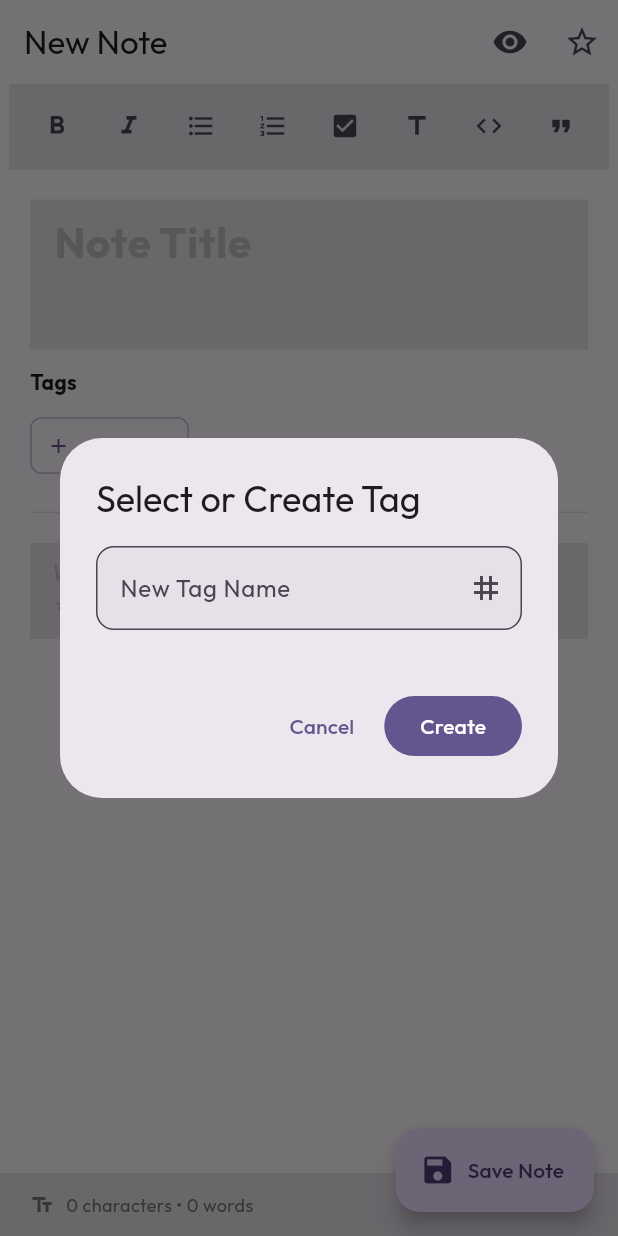
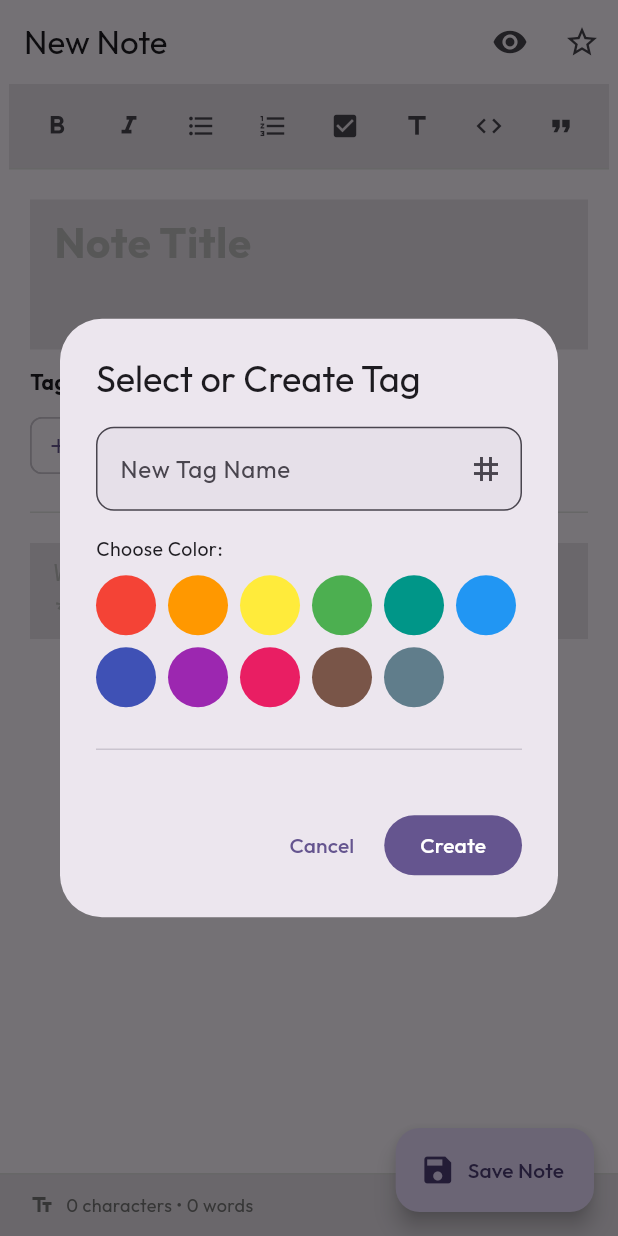
Before and after one commit to Mrtracker-new/LinkNest, a Flutter app: the NoteEditorScreen screen opened by its route, after a tap on "Add Tag", on a phone screen of 412 x 824 dp. Run offline on Flutter 3.47's test engine with Material 3 defaults, Android fonts, the phone set to English and light mode, and no system bars; our stand-ins replace drift, file_picker, flutter_animate, flutter_markdown, flutter_riverpod, go_router and 5 more; missing offline and left inert: sqlite3; accounts and stored records are empty; generated files the repository leaves out were written again.

Commit message:
Give tags a makeover with fancy color picker - now with 11 shades of awesome

```diff
--- a/lib/presentation/common/tag_selector.dart
+++ b/lib/presentation/common/tag_selector.dart
@@ -1,5 +1,6 @@
 import 'package:flutter/material.dart';
 import 'package:flutter_riverpod/flutter_riverpod.dart';
+import 'package:linknest/core/constants/app_constants.dart';
 import 'package:linknest/domain/entities/item.dart';
 import 'package:linknest/presentation/providers/providers.dart';
 import 'package:uuid/uuid.dart';
@@ -20,6 +21,20 @@ class TagSelector extends ConsumerStatefulWidget {
 
 class _TagSelectorState extends ConsumerState<TagSelector> {
   final _textController = TextEditingController();
+  Color? _selectedColor;
+
+  @override
+  void dispose() {
+    _textController.dispose();
+    super.dispose();
+  }
+
+  Color _getTagColor(Tag tag) {
+    if (tag.color != null) {
+      return Color(tag.color!);
+    }
+    return AppConstants.tagColors[0]; // Default blue
+  }
 
   @override
   Widget build(BuildContext context) {
@@ -34,14 +49,21 @@ class _TagSelectorState extends ConsumerState<TagSelector> {
           spacing: 8,
           runSpacing: 8,
           children: [
-            ...widget.selectedTags.map((tag) => Chip(
+            ...widget.selectedTags.map((tag) {
+              final tagColor = _getTagColor(tag);
+              return Chip(
+                avatar: CircleAvatar(
+                  backgroundColor: tagColor,
+                  radius: 8,
+                ),
                 label: Text(tag.name),
                 onDeleted: () {
                   final newList = List<Tag>.from(widget.selectedTags);
                   newList.remove(tag);
                   widget.onSelectionChanged(newList);
                 },
-                )),
+              );
+            }),
             ActionChip(
               avatar: const Icon(Icons.add, size: 16),
               label: const Text('Add Tag'),
@@ -54,75 +76,169 @@ class _TagSelectorState extends ConsumerState<TagSelector> {
   }
 
   void _showAddTagDialog(BuildContext context, List<Tag> allTags) {
+    _selectedColor = null;
+
     showDialog(
       context: context,
-      builder: (context) => AlertDialog(
+      builder: (dialogContext) => StatefulBuilder(
+        builder: (context, setDialogState) {
+          return AlertDialog(
             title: const Text('Select or Create Tag'),
             content: SizedBox(
               width: double.maxFinite,
+              child: SingleChildScrollView(
                 child: Column(
                   mainAxisSize: MainAxisSize.min,
+                  crossAxisAlignment: CrossAxisAlignment.start,
                   children: [
+                    // New tag input
                     TextField(
                       controller: _textController,
                       decoration: const InputDecoration(
                         labelText: 'New Tag Name',
                         suffixIcon: Icon(Icons.tag),
+                        hintText: 'e.g., important, work, personal',
                       ),
+                      onChanged: (value) {
+                        // Auto-suggest color based on tag name
+                        setDialogState(() {
+                          final suggested = AppConstants.getSuggestedColorForTag(value);
+                          if (suggested != null && _selectedColor == null) {
+                            _selectedColor = suggested;
+                          }
+                        });
+                      },
                     ),
                     const SizedBox(height: 16),
+
+                    // Color picker
+                    const Text('Choose Color:', style: TextStyle(fontSize: 13)),
+                    const SizedBox(height: 8),
+                    Wrap(
+                      spacing: 8,
+                      runSpacing: 8,
+                      children: AppConstants.namedTagColors.entries.map((entry) {
+                        final isSelected = _selectedColor?.value == entry.value.value;
+                        return GestureDetector(
+                          onTap: () {
+                            setDialogState(() {
+                              _selectedColor = entry.value;
+                            });
+                          },
+                          child: Container(
+                            width: 40,
+                            height: 40,
+                            decoration: BoxDecoration(
+                              color: entry.value,
+                              shape: BoxShape.circle,
+                              border: Border.all(
+                                color: isSelected ? Colors.black : Colors.transparent,
+                                width: 3,
+                              ),
+                              boxShadow: isSelected
+                                  ? [
+                                      BoxShadow(
+                                        color: entry.value.withOpacity(0.5),
+                                        blurRadius: 8,
+                                        spreadRadius: 2,
+                                      )
+                                    ]
+                                  : null,
+                            ),
+                            child: isSelected
+                                ? const Icon(Icons.check, color: Colors.white, size: 20)
+                                : null,
+                          ),
+                        );
+                      }).toList(),
+                    ),
+
+                    const SizedBox(height: 20),
+                    const Divider(),
+                    const SizedBox(height: 8),
+
+                    // Existing tags
                     if (allTags.isNotEmpty) ...[
-                 const Align(alignment: Alignment.centerLeft, child: Text('Existing Tags:')),
+                      const Text('Or select existing:', style: TextStyle(fontSize: 13)),
                       const SizedBox(height: 8),
                       SizedBox(
-                   height: 150,
+                        height: 120,
                         child: SingleChildScrollView(
                           child: Wrap(
                             spacing: 8,
-                       children: allTags.where((t) => !widget.selectedTags.any((st) => st.id == t.id)).map((tag) {
+                            runSpacing: 8,
+                            children: allTags
+                                .where((t) => !widget.selectedTags.any((st) => st.id == t.id))
+                                .map((tag) {
+                              final tagColor = _getTagColor(tag);
                               return ActionChip(
+                                avatar: CircleAvatar(
+                                  backgroundColor: tagColor,
+                                  radius: 8,
+                                ),
                                 label: Text(tag.name),
                                 onPressed: () {
                                   final newList = List<Tag>.from(widget.selectedTags)..add(tag);
                                   widget.onSelectionChanged(newList);
-                              Navigator.pop(context);
+                                  Navigator.pop(dialogContext);
                                 },
                               );
                             }).toList(),
                           ),
                         ),
-                 )
-               ]
+                      ),
+                    ],
                   ],
                 ),
               ),
+            ),
             actions: [
-          TextButton(onPressed: () => Navigator.pop(context), child: const Text('Cancel')),
+              TextButton(
+                onPressed: () {
+                  _textController.clear();
+                  _selectedColor = null;
+                  Navigator.pop(dialogContext);
+                },
+                child: const Text('Cancel'),
+              ),
               FilledButton(
                 onPressed: () async {
                   final name = _textController.text.trim();
                   if (name.isNotEmpty) {
                     // Check if exists
-                 final existing = allTags.firstWhere((t) => t.name.toLowerCase() == name.toLowerCase(), orElse: () => Tag(id: '', name: '', color: 0));
+                    final existing = allTags.firstWhere(
+                      (t) => t.name.toLowerCase() == name.toLowerCase(),
+                      orElse: () => Tag(id: '', name: '', color: 0),
+                    );
+
                     if (existing.id.isNotEmpty) {
                       final newList = List<Tag>.from(widget.selectedTags)..add(existing);
                       widget.onSelectionChanged(newList);
                     } else {
-                    // Create new
-                    final newTag = Tag(id: const Uuid().v4(), name: name, color: Colors.blue.value);
+                      // Create new tag with selected or suggested color
+                      final color = _selectedColor ?? AppConstants.getSuggestedColorForTag(name) ?? AppConstants.tagColors[0];
+                      final newTag = Tag(
+                        id: const Uuid().v4(),
+                        name: name,
+                        color: color.value,
+                      );
                       await ref.read(itemRepositoryProvider).createTag(newTag);
                       ref.invalidate(tagsProvider);
 
                       final newList = List<Tag>.from(widget.selectedTags)..add(newTag);
                       widget.onSelectionChanged(newList);
                     }
+
                     _textController.clear();
-                 if (context.mounted) Navigator.pop(context);
+                    _selectedColor = null;
+                    if (dialogContext.mounted) Navigator.pop(dialogContext);
                   }
                 },
                 child: const Text('Create'),
               ),
             ],
+          );
+        },
       ),
     );
   }
```
Lines whose indentation alone changed are shown as unchanged.
